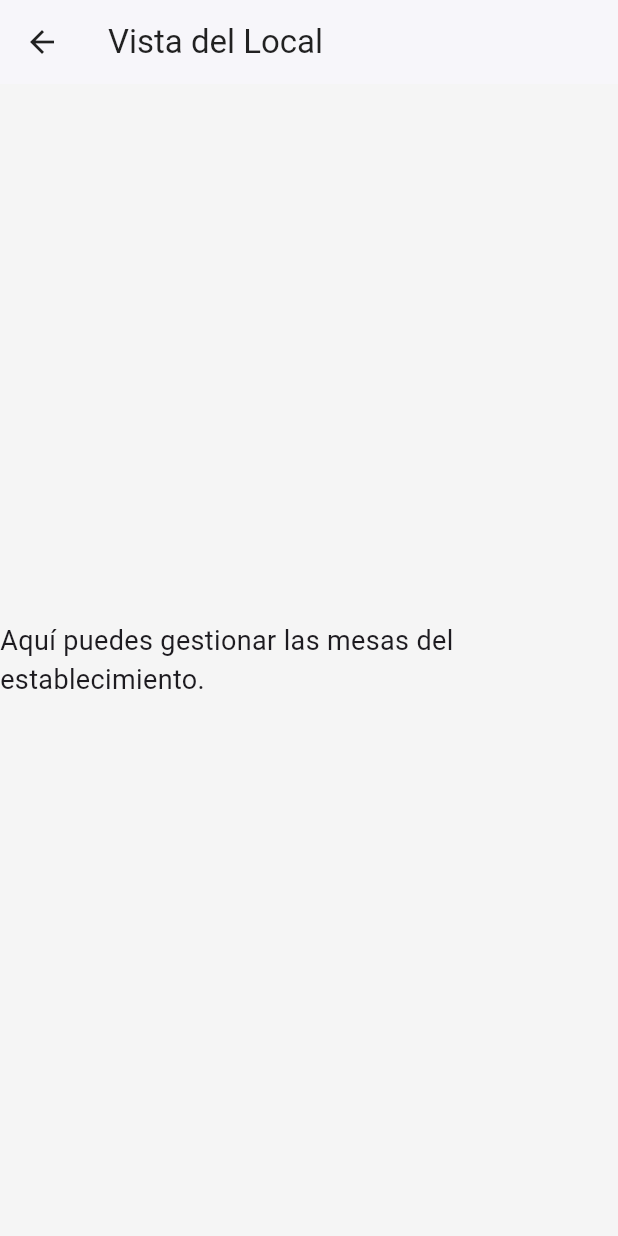
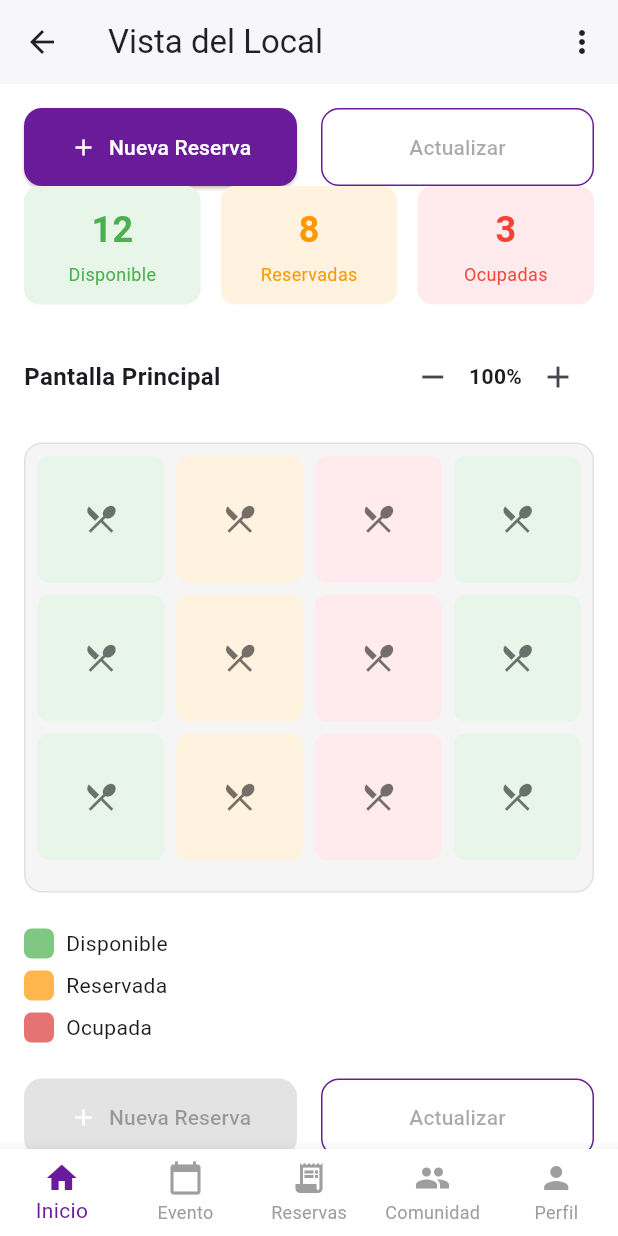
Before and after one commit to Hampcoders-Glottia/glottia-mobile-app-flutter, a Flutter app: the TablesViewScreen screen opened directly, on a phone screen of 412 x 824 dp. Run offline on Flutter 3.47's test engine with Material 3 defaults, Android fonts, the light colour scheme and no system bars; our stand-ins replace equatable, flutter_bloc.

Commit message:
feat: Implement TablesViewScreen with navigation and table management components

```diff
--- a/lib/features/tables/view/tables_view_screen.dart
+++ b/lib/features/tables/view/tables_view_screen.dart
@@ -1,22 +1,89 @@
 import 'package:flutter/material.dart';
+import 'package:glottia_app/features/reservations/view/new_reservation_screen.dart';
 
-class TablesViewScreen extends StatelessWidget {
+// Importamos todos nuestros nuevos componentes
+import '../widgets/table_summary_cards.dart';
+import '../widgets/table_zoom_controls.dart';
+import '../widgets/table_map_grid.dart';
+import '../widgets/table_legend.dart';
+import '../widgets/table_action_buttons.dart';
+
+class TablesViewScreen extends StatefulWidget {
   const TablesViewScreen({super.key});
+
+  @override
+  State<TablesViewScreen> createState() => _TablesViewScreenState();
+}
+
+class _TablesViewScreenState extends State<TablesViewScreen> {
+  // Estado para la barra de navegación inferior
+  int _selectedIndex = 0; // Asumimos 'Inicio'
+
+  void _onItemTapped(int index) {
+    setState(() {
+      _selectedIndex = index;
+    });
+    // Si el índice es 0 (Inicio), volvemos al dashboard
+    if (index == 0) {
+      Navigator.pop(context); // Vuelve a la pantalla anterior
+    }
+  }
 
   @override
   Widget build(BuildContext context) {
     return Scaffold(
+      backgroundColor: Colors.white, // El fondo de esta pantalla es blanco
       appBar: AppBar(
         title: const Text('Vista del Local'),
         backgroundColor: Colors.white,
         elevation: 1,
         foregroundColor: Colors.black87,
+        actions: [
+          IconButton(
+            icon: const Icon(Icons.more_vert),
+            onPressed: () {},
+          ),
+        ],
       ),
-      body: const Center(
-        child: Text(
-          'Aquí puedes gestionar las mesas del establecimiento.',
-          style: TextStyle(fontSize: 18),
+      body: SingleChildScrollView(
+        child: Padding(
+          padding: const EdgeInsets.all(16.0),
+          child: Column(
+            crossAxisAlignment: CrossAxisAlignment.start,
+            children: [
+              TableActionButtons(
+                onNewReservationPressed: () {
+                  Navigator.push(context, MaterialPageRoute(builder: (context) => const NewReservationScreen()));
+                },
+              ),
+              const TableSummaryCards(),
+              const SizedBox(height: 24),
+              const TableZoomControls(),
+              const SizedBox(height: 20),
+              const TableMapGrid(),
+              const SizedBox(height: 24),
+              const TableLegend(),
+              const SizedBox(height: 24),
+              const TableActionButtons(),
+            ],
+          ),
         ),
+      ),
+      bottomNavigationBar: BottomNavigationBar(
+        items: const <BottomNavigationBarItem>[
+          BottomNavigationBarItem(icon: Icon(Icons.home), label: 'Inicio'),
+          BottomNavigationBarItem(icon: Icon(Icons.calendar_today), label: 'Evento'),
+          BottomNavigationBarItem(icon: Icon(Icons.receipt_long), label: 'Reservas'),
+          BottomNavigationBarItem(icon: Icon(Icons.group), label: 'Comunidad'),
+          BottomNavigationBarItem(icon: Icon(Icons.person), label: 'Perfil'),
+        ],
+        currentIndex: _selectedIndex,
+        onTap: _onItemTapped,
+        backgroundColor: Colors.white,
+        selectedItemColor: const Color(0xFF6A1B9A), // kPrimaryPurple
+        unselectedItemColor: Colors.grey,
+        showUnselectedLabels: true,
+        type: BottomNavigationBarType.fixed,
       ),
     );
   }
--- /dev/null
+++ b/lib/features/tables/widgets/table_action_buttons.dart
@@ -0,0 +1,57 @@
+import 'package:flutter/material.dart';
+
+// Colores
+import '../../../theme/app_colors.dart';
+
+class TableActionButtons extends StatelessWidget {
+
+  final VoidCallback? onNewReservationPressed;
+  final VoidCallback? onUpdatePressed;
+
+  const TableActionButtons({
+    super.key,
+    this.onNewReservationPressed,
+    this.onUpdatePressed,
+  });
+
+  @override
+  Widget build(BuildContext context) {
+
+    return Row(
+      children: [
+        Expanded(
+          child: ElevatedButton.icon(
+            icon: const Icon(Icons.add, color: Colors.white),
+            label: const Text('Nueva Reserva'),
+            onPressed: onNewReservationPressed,
+            // onPressed: () {}
+            style: ElevatedButton.styleFrom(
+              backgroundColor: kPrimaryPurple,
+              foregroundColor: Colors.white,
+              padding: const EdgeInsets.symmetric(vertical: 16),
+              shape: RoundedRectangleBorder(
+                borderRadius: BorderRadius.circular(12),
+              ),
+            ),
+          ),
+        ),
+        const SizedBox(width: 16),
+        Expanded(
+          child: OutlinedButton(
+            child: const Text('Actualizar'),
+            onPressed: onUpdatePressed,
+            // onPressed: () {}
+            style: OutlinedButton.styleFrom(
+              foregroundColor: kPrimaryPurple,
+              padding: const EdgeInsets.symmetric(vertical: 16),
+              side: BorderSide(color: kPrimaryPurple),
+              shape: RoundedRectangleBorder(
+                borderRadius: BorderRadius.circular(12),
+              ),
+            ),
+          ),
+        ),
+      ],
+    );
+  }
+}
--- /dev/null
+++ b/lib/features/tables/widgets/table_legend.dart
@@ -0,0 +1,37 @@
+import 'package:flutter/material.dart';
+
+class TableLegend extends StatelessWidget {
+  const TableLegend({super.key});
+
+  @override
+  Widget build(BuildContext context) {
+    return Column(
+      crossAxisAlignment: CrossAxisAlignment.start,
+      children: [
+        _buildLegendItem('Disponible', Colors.green.shade300),
+        const SizedBox(height: 8),
+        _buildLegendItem('Reservada', Colors.orange.shade300),
+        const SizedBox(height: 8),
+        _buildLegendItem('Ocupada', Colors.red.shade300),
+      ],
+    );
+  }
+
+  // Plantilla para un ítem de la leyenda
+  Widget _buildLegendItem(String label, Color color) {
+    return Row(
+      children: [
+        Container(
+          width: 20,
+          height: 20,
+          decoration: BoxDecoration(
+            color: color,
+            borderRadius: BorderRadius.circular(5),
+          ),
+        ),
+        const SizedBox(width: 8),
+        Text(label),
+      ],
+    );
+  }
+}
--- /dev/null
+++ b/lib/features/tables/widgets/table_map_grid.dart
@@ -0,0 +1,46 @@
+import 'package:flutter/material.dart';
+
+// Colores de estado para Table
+import '../../../theme/app_colors.dart';
+
+class TableMapGrid extends StatelessWidget {
+  const TableMapGrid({super.key});
+
+  @override
+  Widget build(BuildContext context) {
+    // Este es un placeholder. En el futuro, lo reemplazaremos con
+    // los iconos de mesas arrastrables.
+    return Container(
+      height: 300, // Altura fija por ahora
+      padding: const EdgeInsets.all(8.0),
+      decoration: BoxDecoration(
+        color: Colors.grey[100],
+        borderRadius: BorderRadius.circular(12),
+        border: Border.all(color: Colors.grey.shade300),
+      ),
+      child: GridView.count(
+        crossAxisCount: 4, // 4 columnas como en el diseño
+        crossAxisSpacing: 8,
+        mainAxisSpacing: 8,
+        physics: const NeverScrollableScrollPhysics(), // Evita scroll dentro del grid
+        children: List.generate(12, (index) {
+          // Generamos 12 mesas de ejemplo
+          Color color = kColorAvailable;
+          if (index % 4 == 1) color = kColorReserved;
+          if (index % 4 == 2) color = kColorOccupied;
+
+          return Container(
+            decoration: BoxDecoration(
+              color: color,
+              borderRadius: BorderRadius.circular(8),
+            ),
+            child: Icon(
+              Icons.restaurant_menu, // Icono de mesa de ejemplo
+              color: Colors.black54,
+            ),
+          );
+        }),
+      ),
+    );
+  }
+}
--- /dev/null
+++ b/lib/features/tables/widgets/table_summary_cards.dart
@@ -0,0 +1,53 @@
+import 'package:flutter/material.dart';
+
+// Importamos los colores definidos
+import '../../../theme/app_colors.dart';
+
+class TableSummaryCards extends StatelessWidget {
+  const TableSummaryCards({super.key});
+
+  @override
+  Widget build(BuildContext context) {
+    return Row(
+      mainAxisAlignment: MainAxisAlignment.spaceBetween,
+      children: [
+        _buildSummaryCard(context, '12', 'Disponible', kColorAvailable, Colors.green),
+        _buildSummaryCard(context, '8', 'Reservadas', kColorReserved, Colors.orange),
+        _buildSummaryCard(context, '3', 'Ocupadas', kColorOccupied, Colors.red),
+      ],
+    );
+  }
+
+  // Plantilla para una tarjeta de resumen
+  Widget _buildSummaryCard(BuildContext context,
+      String count, String label, Color bgColor, Color textColor) {
+    return Container(
+      width: MediaQuery.of(context).size.width / 3.5, // Ajusta el ancho
+      padding: const EdgeInsets.all(12),
+      decoration: BoxDecoration(
+        color: bgColor,
+        borderRadius: BorderRadius.circular(10),
+      ),
+      child: Column(
+        children: [
+          Text(
+            count,
+            style: TextStyle(
+              fontSize: 24,
+              fontWeight: FontWeight.bold,
+              color: textColor,
+            ),
+          ),
+          const SizedBox(height: 4),
+          Text(
+            label,
+            style: TextStyle(
+              fontSize: 12,
+              color: textColor,
+            ),
+          ),
+        ],
+      ),
+    );
+  }
+}
--- /dev/null
+++ b/lib/features/tables/widgets/table_zoom_controls.dart
@@ -0,0 +1,34 @@
+import 'package:flutter/material.dart';
+
+class TableZoomControls extends StatelessWidget {
+  const TableZoomControls({super.key});
+
+  @override
+  Widget build(BuildContext context) {
+    return Row(
+      mainAxisAlignment: MainAxisAlignment.spaceBetween,
+      children: [
+        const Text(
+          'Pantalla Principal',
+          style: TextStyle(fontSize: 16, fontWeight: FontWeight.w600),
+        ),
+        Row(
+          children: [
+            IconButton(
+              icon: const Icon(Icons.remove),
+              onPressed: () {},
+            ),
+            const Text(
+              '100%',
+              style: TextStyle(fontSize: 14, fontWeight: FontWeight.bold),
+            ),
+            IconButton(
+              icon: const Icon(Icons.add),
+              onPressed: () {},
+            ),
+          ],
+        ),
+      ],
+    );
+  }
+}
--- a/lib/theme/app_colors.dart
+++ b/lib/theme/app_colors.dart
@@ -1,6 +1,12 @@
 import 'package:flutter/material.dart';
 
+// Colores de estado para Dashboard
 const Color kPrimaryPurple = Color(0xFF6A1B9A);
 const Color kIconBlue = Color(0xFFE3F2FD);
 const Color kIconGreen = Color(0xFFE8F5E9);
 const Color kPrimaryOrange = Color(0xFFFFA726);
+
+// Colores de estado para Table
+const Color kColorAvailable = Color(0xFFE8F5E9); // Verde claro
+const Color kColorReserved = Color(0xFFFFF3E0); // Naranja claro
+const Color kColorOccupied = Color(0xFFFFEBEE); // Rojo claro
```
